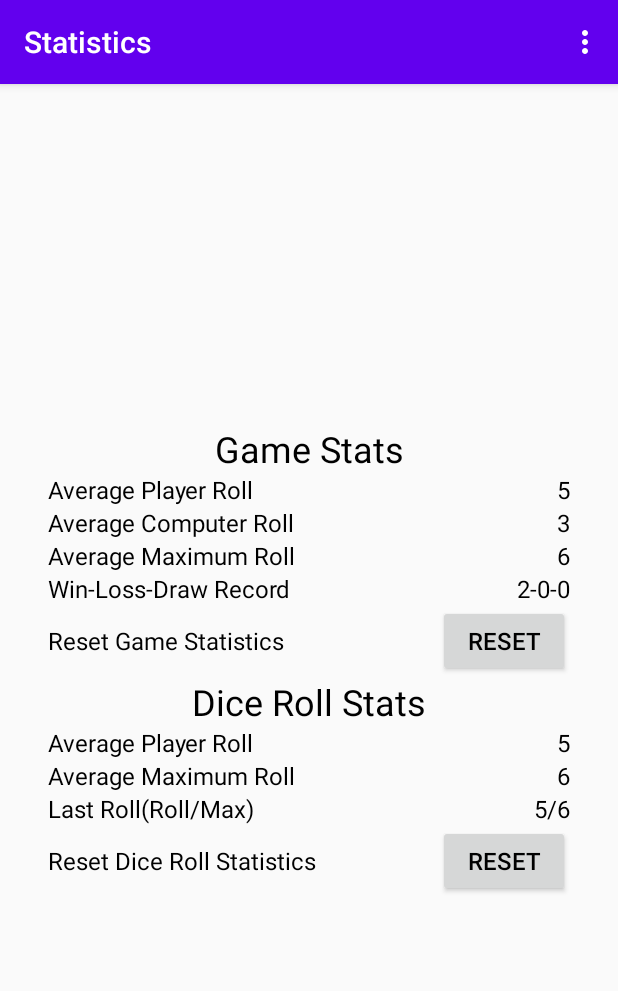
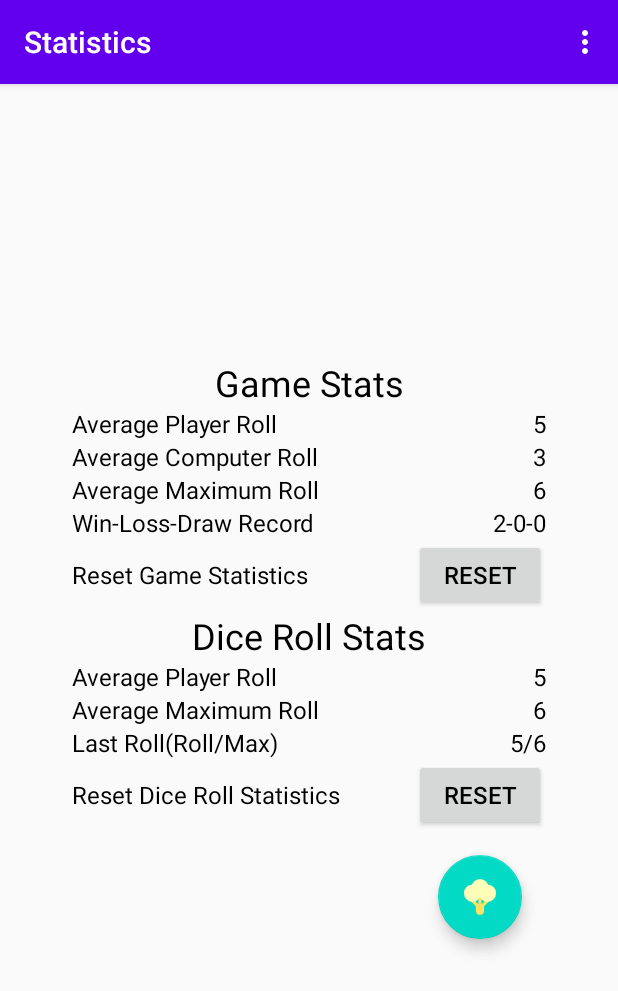
Before and after one commit to talon-ernst/SnakeEyes, an Android app: the StatsActivity screen opened directly, with no data from a screen before it, on a phone screen of 412 x 824 dp. Shown: the top 991 px of the screen. Run offline under Robolectric (Android 15) with nearby library versions, the phone set to English and light mode, and no system bars.

Commit message:
WE ARE DONE POGU

```diff
--- a/app/build.gradle
+++ b/app/build.gradle
@@ -27,6 +27,7 @@ dependencies {
     implementation 'androidx.appcompat:appcompat:1.2.0'
     implementation 'androidx.constraintlayout:constraintlayout:2.0.4'
     implementation 'androidx.preference:preference:1.1.1'
+    implementation 'com.google.android.material:material:1.2.1'
     testImplementation 'junit:junit:4.12'
     androidTestImplementation 'androidx.test.ext:junit:1.1.2'
     androidTestImplementation 'androidx.test.espresso:espresso-core:3.3.0'
--- a/app/src/main/java/ca/on/conesotgac/te/snakeeyes/RollNotificationService.java
+++ b/app/src/main/java/ca/on/conesotgac/te/snakeeyes/RollNotificationService.java
@@ -27,7 +27,7 @@ public class RollNotificationService extends Service {
         String lastRollText = " " + application.SEGetLastRoll("player_roll");
         //Constants for id and timer delay
         final int rollNotifId = 0;
-        final int notificationDelay = 10000;
+        final int notificationDelay = 5000;
         //timer declaration
         final Timer notificationTimer = new Timer(true);
         //declaration of notification
--- a/app/src/main/java/ca/on/conesotgac/te/snakeeyes/SettingsActivity.java
+++ b/app/src/main/java/ca/on/conesotgac/te/snakeeyes/SettingsActivity.java
@@ -5,6 +5,7 @@ import android.content.SharedPreferences;
 import android.os.Bundle;
 import android.view.Menu;
 import android.view.MenuItem;
+import android.view.View;
 
 import androidx.annotation.NonNull;
 import androidx.appcompat.app.ActionBar;
@@ -12,11 +13,14 @@ import androidx.appcompat.app.AppCompatActivity;
 import androidx.preference.PreferenceFragmentCompat;
 import androidx.preference.PreferenceManager;
 
+import com.google.android.material.floatingactionbutton.FloatingActionButton;
+
 public class SettingsActivity extends AppCompatActivity {
 
 
     private SharedPreferences sharedPreferences;
     private boolean darkThemeChecked;
+
 
     @Override
     protected void onCreate(Bundle savedInstanceState) {
--- a/app/src/main/java/ca/on/conesotgac/te/snakeeyes/StatsActivity.java
+++ b/app/src/main/java/ca/on/conesotgac/te/snakeeyes/StatsActivity.java
@@ -13,6 +13,8 @@ import android.view.MenuItem;
 import android.view.View;
 import android.widget.Button;
 import android.widget.TextView;
+
+import com.google.android.material.floatingactionbutton.FloatingActionButton;
 
 public class StatsActivity extends AppCompatActivity {
 
@@ -33,6 +35,9 @@ public class StatsActivity extends AppCompatActivity {
     private boolean darkThemeChecked;
 
     private SharedPreferences sharedPref;
+    FloatingActionButton ftb;
+
+
 
     @Override
     protected void onCreate(Bundle savedInstanceState) {
@@ -44,7 +49,7 @@ public class StatsActivity extends AppCompatActivity {
         if (actionBar != null){
             actionBar.setDisplayHomeAsUpEnabled(true);
         }
-
+        ftb = findViewById(R.id.floatingBtn);
         btnResetGameStats = findViewById(R.id.btnResetGameStats);
         btnResetRollStats = findViewById(R.id.btnResetRollStats);
 
@@ -53,6 +58,13 @@ public class StatsActivity extends AppCompatActivity {
             public void onClick(View v) {
                 ((SnakeEyesApplication) getApplication()).SEClearGameStats();
                 SERefreshGameStats();
+            }
+        });
+
+        ftb.setOnClickListener(new View.OnClickListener() {
+            @Override
+            public void onClick(View v) {
+                startActivity(new Intent(getApplicationContext(), MainActivity.class));
             }
         });
 
--- a/app/src/main/res/layout/activity_stats.xml
+++ b/app/src/main/res/layout/activity_stats.xml
@@ -6,17 +6,22 @@
     android:layout_height="match_parent"
     tools:context=".StatsActivity">
 
+    <ScrollView
+        android:layout_width="match_parent"
+        android:layout_height="wrap_content"
+        android:layout_marginStart="16dp"
+        android:layout_marginEnd="16dp"
+        app:layout_constraintBottom_toBottomOf="parent"
+        app:layout_constraintEnd_toEndOf="parent"
+        app:layout_constraintStart_toStartOf="parent"
+        app:layout_constraintTop_toTopOf="parent">
+
         <LinearLayout
             android:layout_width="match_parent"
             android:layout_height="wrap_content"
             android:layout_marginStart="32dp"
             android:layout_marginEnd="32dp"
-        android:orientation="vertical"
-        app:layout_constraintBottom_toBottomOf="parent"
-        app:layout_constraintEnd_toEndOf="parent"
-        app:layout_constraintHorizontal_bias="0.5"
-        app:layout_constraintStart_toStartOf="parent"
-        app:layout_constraintTop_toTopOf="parent">
+            android:orientation="vertical">
 
             <TextView
                 android:id="@+id/textViewGameStats"
@@ -150,7 +155,7 @@
 
                 <TableRow
                     android:layout_width="match_parent"
-                android:layout_height="match_parent" >
+                    android:layout_height="match_parent">
 
                     <TextView
                         android:id="@+id/textViewAvgRollTitle"
@@ -171,7 +176,7 @@
 
                 <TableRow
                     android:layout_width="match_parent"
-                android:layout_height="match_parent" >
+                    android:layout_height="match_parent">
 
                     <TextView
                         android:id="@+id/textViewAvgMaxRollTitle"
@@ -192,7 +197,7 @@
 
                 <TableRow
                     android:layout_width="match_parent"
-                android:layout_height="match_parent" >
+                    android:layout_height="match_parent">
 
                     <TextView
                         android:id="@+id/textViewLastRollTitle"
@@ -213,7 +218,7 @@
 
                 <TableRow
                     android:layout_width="match_parent"
-                android:layout_height="match_parent" >
+                    android:layout_height="match_parent">
 
                     <TextView
                         android:id="@+id/textViewResetRollTitle"
@@ -232,5 +237,15 @@
                 </TableRow>
             </TableLayout>
 
+            <com.google.android.material.floatingactionbutton.FloatingActionButton
+                android:id="@+id/floatingBtn"
+                android:layout_width="wrap_content"
+                android:layout_height="wrap_content"
+                android:layout_gravity="end|bottom"
+                android:layout_margin="16dp"
+                android:contentDescription="@string/ftb"
+                android:src="@drawable/ic_cauliflower" />
         </LinearLayout>
+    </ScrollView>
+
 </androidx.constraintlayout.widget.ConstraintLayout>
--- a/app/src/main/res/values/strings.xml
+++ b/app/src/main/res/values/strings.xml
@@ -46,4 +46,7 @@
     <!-- Notification Strings -->
     <string name="roll_notif_title">Previous Roll</string>
     <string name="roll_notif_body">Your last dice roll was a</string>
+
+
+    <string name="ftb">Floating Button</string>
 </resources>
--- a/app/src/main/res/xml/root_preferences.xml
+++ b/app/src/main/res/xml/root_preferences.xml
@@ -26,4 +26,5 @@
             android:title="@string/PleaseSelect"
             app:useSimpleSummaryProvider="true" />
     </PreferenceCategory>
+
 </PreferenceScreen>
```
Also changed, not shown: app/src/main/java/ca/on/conesotgac/te/snakeeyes/AboutActivity.java (+16 -0 lines), app/src/main/java/ca/on/conesotgac/te/snakeeyes/GameActivity.java (+51 -11 lines), app/src/main/res/layout/activity_about.xml (+8 -1 lines), app/src/main/res/layout/activity_game.xml (+11 -0 lines), app/src/main/res/layout/settings_activity.xml (line endings or trailing spaces). Lines whose indentation alone changed are shown as unchanged.
